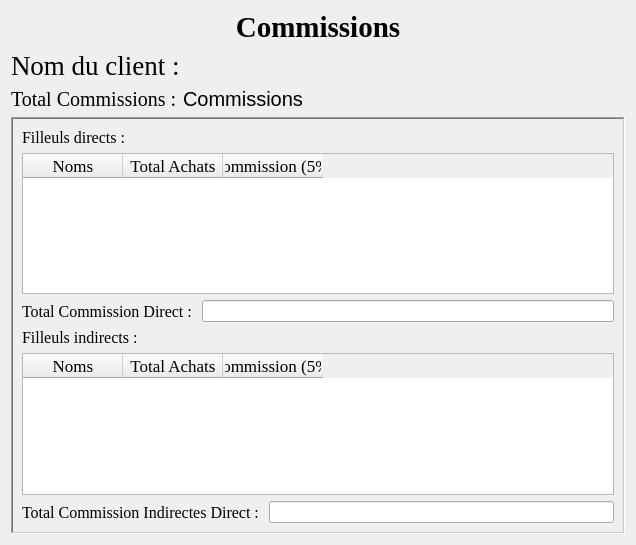
Above: gui/CommissionWindow.ui from JKAZIMOTO321/marketing_relationnel before the change. Below: the same form after it.
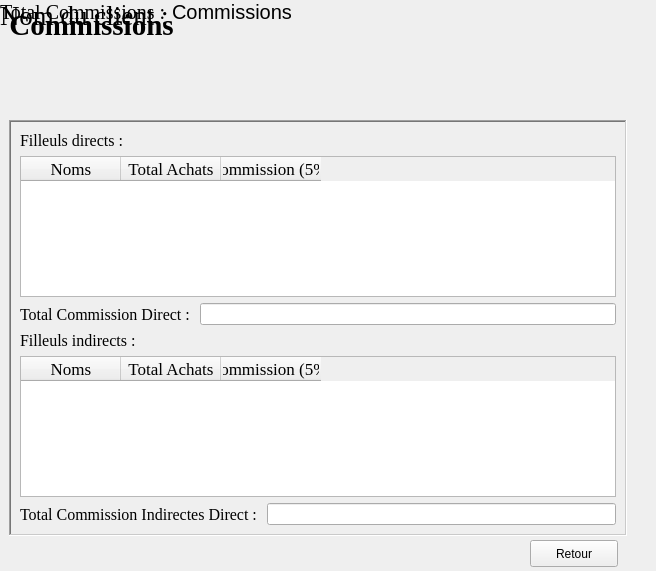
That is the form after the change.

Commit message: Adaptation pour naviguer entre ClientWindow et CommissionWindow

```diff
--- a/gui/CommissionWindow.ui
+++ b/gui/CommissionWindow.ui
@@ -6,16 +6,22 @@
    <rect>
     <x>0</x>
     <y>0</y>
-    <width>636</width>
-    <height>545</height>
+    <width>656</width>
+    <height>571</height>
    </rect>
   </property>
   <property name="windowTitle">
    <string>Form</string>
   </property>
-  <layout class="QVBoxLayout" name="verticalLayout">
-   <item>
     <widget class="QLabel" name="label_2">
+   <property name="geometry">
+    <rect>
+     <x>9</x>
+     <y>9</y>
+     <width>165</width>
+     <height>33</height>
+    </rect>
+   </property>
      <property name="sizePolicy">
       <sizepolicy hsizetype="Preferred" vsizetype="Fixed">
        <horstretch>0</horstretch>
@@ -37,68 +43,15 @@
       <set>Qt::AlignCenter</set>
      </property>
     </widget>
-   </item>
-   <item>
-    <layout class="QFormLayout" name="formLayout">
-     <item row="0" column="0">
-      <widget class="QLabel" name="label">
-       <property name="font">
-        <font>
-         <family>Times New Roman</family>
-         <pointsize>20</pointsize>
-        </font>
-       </property>
-       <property name="text">
-        <string>Nom du client :</string>
-       </property>
-      </widget>
-     </item>
-     <item row="0" column="1">
-      <widget class="QLabel" name="lblNomsClient">
-       <property name="font">
-        <font>
-         <family>Times New Roman</family>
-         <pointsize>20</pointsize>
-        </font>
-       </property>
-       <property name="text">
-        <string/>
-       </property>
-      </widget>
-     </item>
-    </layout>
-   </item>
-   <item>
-    <layout class="QFormLayout" name="formLayout_4">
-     <item row="0" column="0">
-      <widget class="QLabel" name="label_7">
-       <property name="font">
-        <font>
-         <family>Times New Roman</family>
-         <pointsize>15</pointsize>
-        </font>
-       </property>
-       <property name="text">
-        <string>Total Commissions :</string>
-       </property>
-      </widget>
-     </item>
-     <item row="0" column="1">
-      <widget class="QLabel" name="lblTotalCommissions">
-       <property name="font">
-        <font>
-         <pointsize>15</pointsize>
-        </font>
-       </property>
-       <property name="text">
-        <string>Commissions</string>
-       </property>
-      </widget>
-     </item>
-    </layout>
-   </item>
-   <item>
     <widget class="QFrame" name="frame">
+   <property name="geometry">
+    <rect>
+     <x>9</x>
+     <y>120</y>
+     <width>618</width>
+     <height>416</height>
+    </rect>
+   </property>
      <property name="frameShape">
       <enum>QFrame::WinPanel</enum>
      </property>
@@ -235,8 +188,78 @@
       </item>
      </layout>
     </widget>
-   </item>
-  </layout>
+  <widget class="QPushButton" name="btnRetour">
+   <property name="geometry">
+    <rect>
+     <x>530</x>
+     <y>540</y>
+     <width>88</width>
+     <height>27</height>
+    </rect>
+   </property>
+   <property name="text">
+    <string>Retour</string>
+   </property>
+  </widget>
+  <widget class="QWidget" name="">
+   <layout class="QFormLayout" name="formLayout">
+    <item row="0" column="0">
+     <widget class="QLabel" name="label">
+      <property name="font">
+       <font>
+        <family>Times New Roman</family>
+        <pointsize>20</pointsize>
+       </font>
+      </property>
+      <property name="text">
+       <string>Nom du client :</string>
+      </property>
+     </widget>
+    </item>
+    <item row="0" column="1">
+     <widget class="QLabel" name="lblNomsClient">
+      <property name="font">
+       <font>
+        <family>Times New Roman</family>
+        <pointsize>20</pointsize>
+       </font>
+      </property>
+      <property name="text">
+       <string/>
+      </property>
+     </widget>
+    </item>
+   </layout>
+  </widget>
+  <widget class="QWidget" name="">
+   <layout class="QFormLayout" name="formLayout_4">
+    <item row="0" column="0">
+     <widget class="QLabel" name="label_7">
+      <property name="font">
+       <font>
+        <family>Times New Roman</family>
+        <pointsize>15</pointsize>
+       </font>
+      </property>
+      <property name="text">
+       <string>Total Commissions :</string>
+      </property>
+     </widget>
+    </item>
+    <item row="0" column="1">
+     <widget class="QLabel" name="lblTotalCommissions">
+      <property name="font">
+       <font>
+        <pointsize>15</pointsize>
+       </font>
+      </property>
+      <property name="text">
+       <string>Commissions</string>
+      </property>
+     </widget>
+    </item>
+   </layout>
+  </widget>
  </widget>
  <resources/>
  <connections/>
```
Lines whose indentation alone changed are shown as unchanged. The commit also changes 1 other file.
